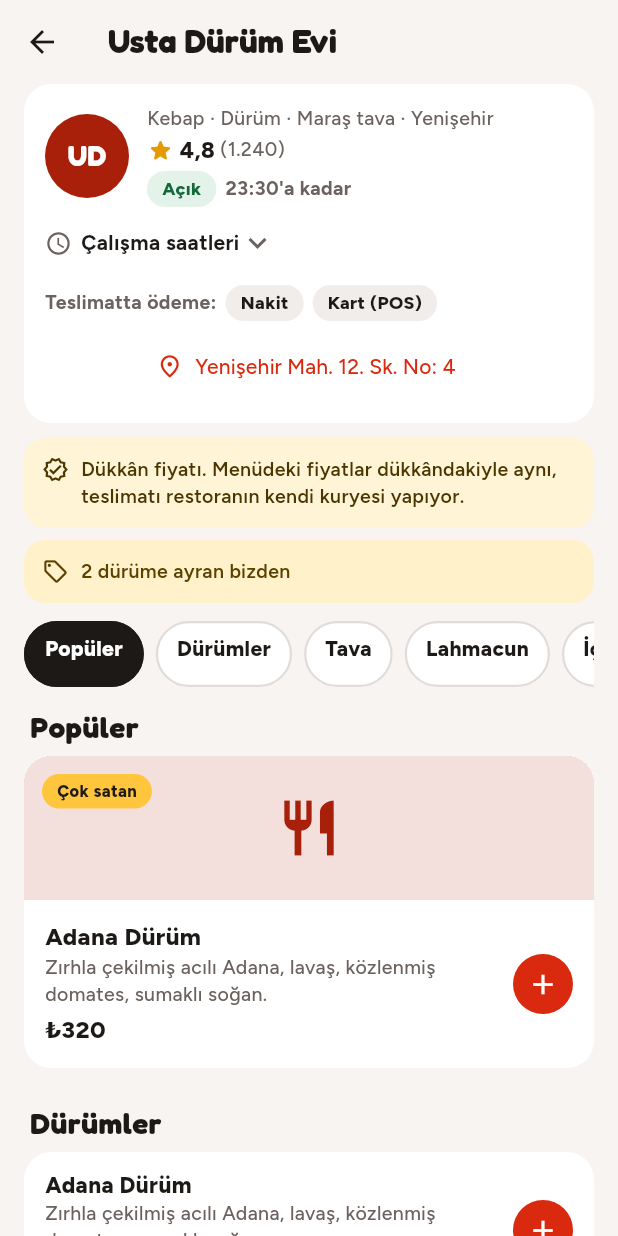
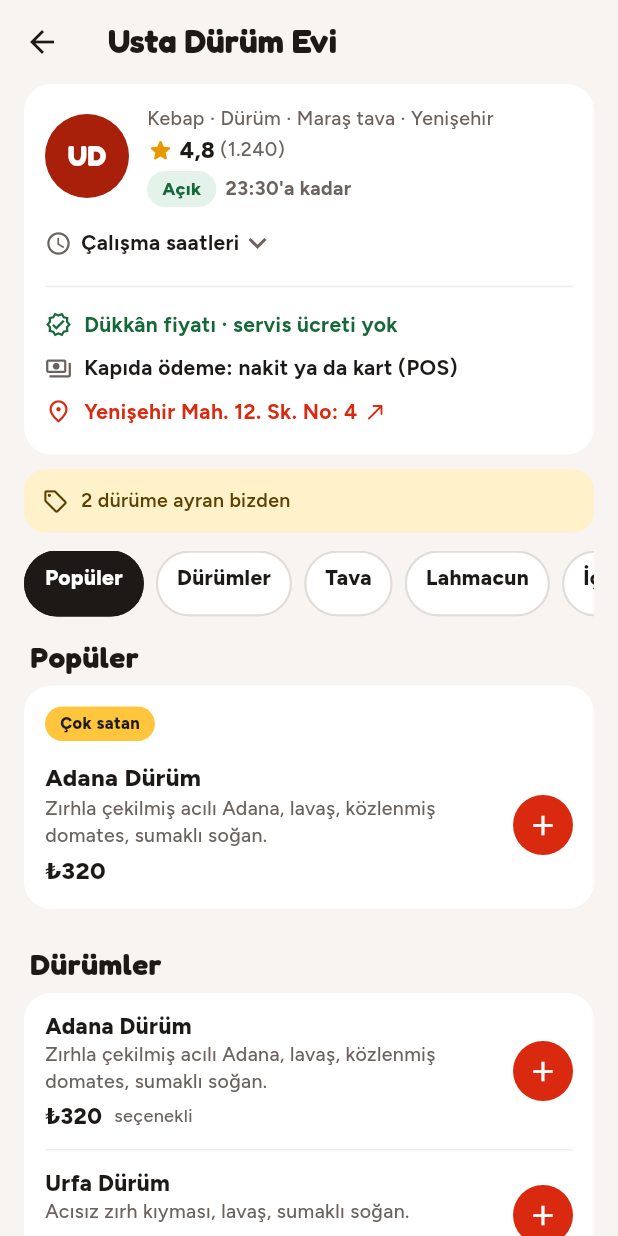
Before and after one commit to cankara46464646-eng/Doybi, a Flutter app: the RestaurantScreen screen opened directly with sample values from the repository, on a phone screen of 412 x 824 dp. Run offline on Flutter 3.47's test engine with Material 3 defaults, Android fonts, the phone set to English and light mode, and no system bars; our stand-ins replace audioplayers, flutter_map, geolocator, image_picker, latlong2, qr_flutter and 2 more; missing offline and left inert: mobile_scanner; accounts and stored records are empty.

Commit message:
Restoran sayfası sadeleşti, README 0.3
Co-Authored-By: Claude Opus 5.5 <noreply@anthropic.com>
Claude-Session: https://claude.ai/code/session_01KybL2GwJ9n7Rcow3hZ5yWu

```diff
--- a/lib/screens/restaurant.dart
+++ b/lib/screens/restaurant.dart
@@ -156,19 +156,15 @@ class _RestaurantScreenState extends State<RestaurantScreen> {
                     _stat(z.fee == 0 ? 'Ücretsiz' : tl(z.fee), 'Teslimat ücreti'),
                   ]),
                 ],
-                const SizedBox(height: 10),
-                Wrap(spacing: 6, runSpacing: 6, crossAxisAlignment: WrapCrossAlignment.center, children: [
-                  Text('Teslimatta ödeme:', style: body(13, color: C.muted, weight: FontWeight.w700)),
-                  if (r.cash) const Pill('Nakit'),
-                  if (r.card) const Pill('Kart (POS)'),
-                ]),
-                const SizedBox(height: 6),
+                const Divider(color: C.line, height: 22),
+                _line(Icons.verified_outlined, 'Dükkân fiyatı · servis ücreti yok', color: C.greenInk),
+                _line(Icons.payments_outlined, 'Kapıda ödeme: ${[if (r.cash) 'nakit', if (r.card) 'kart (POS)'].join(' ya da ')}'),
                 Row(children: [
                   Expanded(
-                    child: TextButton.icon(
-                      onPressed: () => openMap(context, query: r.address, lat: r.lat, lng: r.lng),
-                      icon: const Icon(Icons.place_outlined, size: 18),
-                      label: Text(r.address, maxLines: 1, overflow: TextOverflow.ellipsis),
+                    child: InkWell(
+                      borderRadius: BorderRadius.circular(10),
+                      onTap: () => openMap(context, query: r.address, lat: r.lat, lng: r.lng),
+                      child: _line(Icons.place_outlined, r.address, color: C.red, trailing: const Icon(Icons.north_east_rounded, size: 16, color: C.red)),
                     ),
                   ),
                   if (r.phone.isNotEmpty)
@@ -177,10 +173,8 @@ class _RestaurantScreenState extends State<RestaurantScreen> {
               ],
             ),
           ),
-          const SizedBox(height: 10),
-          NoteBox('Dükkân fiyatı. Menüdeki fiyatlar dükkândakiyle aynı, teslimatı restoranın kendi kuryesi yapıyor.', icon: Icons.verified_outlined),
           if (r.promo != null) ...[
-            const SizedBox(height: 8),
+            const SizedBox(height: 10),
             NoteBox(r.promo!, icon: Icons.local_offer_outlined, color: C.saffronTint, ink: C.saffronInk),
           ],
           if (!open) ...[
@@ -234,6 +228,16 @@ class _RestaurantScreenState extends State<RestaurantScreen> {
             ),
     );
   }
+
+  Widget _line(IconData icon, String text, {Color color = C.ink, Widget? trailing}) => Padding(
+        padding: const EdgeInsets.symmetric(vertical: 5),
+        child: Row(children: [
+          Icon(icon, size: 18, color: color == C.ink ? C.muted : color),
+          const SizedBox(width: 8),
+          Flexible(child: Text(text, maxLines: 1, overflow: TextOverflow.ellipsis, style: body(14, color: color, weight: FontWeight.w700))),
+          if (trailing != null) ...[const SizedBox(width: 4), trailing],
+        ]),
+      );
 
   List<Widget> _reviews(AppState s) {
     final rated = s.orders.where((o) => o.restaurantId == r.id && o.rating != null).toList();
@@ -358,19 +362,16 @@ class _FeaturedItem extends StatelessWidget {
       child: Dim(
         dim: !m.available,
         child: Column(crossAxisAlignment: CrossAxisAlignment.stretch, children: [
-          SizedBox(
-            height: s.photo(m.photo) != null ? 170 : 96,
-            child: Stack(fit: StackFit.expand, children: [
-              if (s.photo(m.photo) != null)
-                PhotoBox(m.photo, radius: 0)
-              else
-                ColoredBox(
-                  color: r.bg.computeLuminance() > 0.8 ? C.tint : r.bg.withValues(alpha: 0.14),
-                  child: Center(child: Icon(Icons.restaurant, size: 44, color: r.bg.computeLuminance() > 0.8 ? C.red : r.bg)),
-                ),
-              const Positioned(left: 12, top: 12, child: Pill('Çok satan', bg: C.saffron, size: 11)),
-            ]),
-          ),
+          if (s.photo(m.photo) != null)
+            SizedBox(
+              height: 170,
+              child: Stack(fit: StackFit.expand, children: [
+                PhotoBox(m.photo, radius: 0),
+                const Positioned(left: 12, top: 12, child: Pill('Çok satan', bg: C.saffron, size: 11)),
+              ]),
+            )
+          else
+            const Padding(padding: EdgeInsets.fromLTRB(14, 14, 14, 0), child: Align(alignment: Alignment.centerLeft, child: Pill('Çok satan', bg: C.saffron, size: 11))),
           Padding(
             padding: const EdgeInsets.all(14),
             child: Row(children: [
```
Also changed, not shown: 1 other file.
